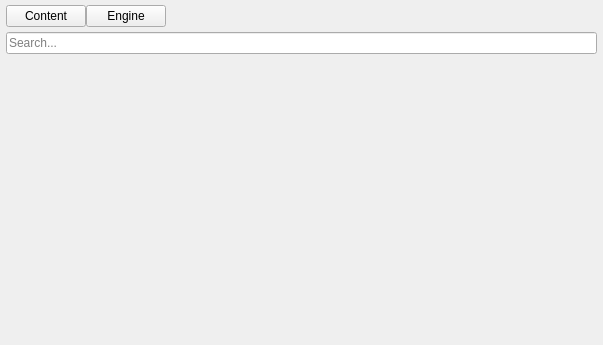
Old version of the form script/editor/_ui_/content_browser_dock_widget.ui in the repository hellokenlee/NeneEngine2.
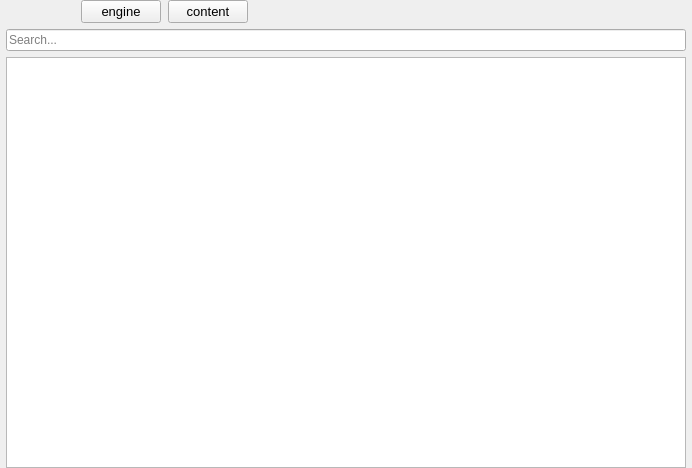
New version of the form. Icons and pictures are not drawn.

```diff
--- a/script/editor/_ui_/content_browser_dock_widget.ui
+++ b/script/editor/_ui_/content_browser_dock_widget.ui
@@ -6,8 +6,8 @@
    <rect>
     <x>0</x>
     <y>0</y>
-    <width>603</width>
-    <height>345</height>
+    <width>692</width>
+    <height>468</height>
    </rect>
   </property>
   <property name="windowTitle">
@@ -16,7 +16,7 @@
   <widget class="QWidget" name="dockWidgetContents">
    <layout class="QVBoxLayout" name="verticalLayout">
     <property name="spacing">
-     <number>0</number>
+     <number>6</number>
     </property>
     <property name="leftMargin">
      <number>6</number>
@@ -31,7 +31,7 @@
      <number>0</number>
     </property>
     <item>
-     <widget class="QWidget" name="pathWidget" native="true">
+     <widget class="QWidget" name="navigationWidget" native="true">
       <property name="maximumSize">
        <size>
         <width>16777215</width>
@@ -55,17 +55,174 @@
         <number>0</number>
        </property>
        <item>
-        <widget class="QPushButton" name="pushButton">
+        <widget class="QPushButton" name="backPushButton">
+         <property name="enabled">
+          <bool>true</bool>
+         </property>
+         <property name="maximumSize">
+          <size>
+           <width>16777215</width>
+           <height>28</height>
+          </size>
+         </property>
+         <property name="autoFillBackground">
+          <bool>false</bool>
+         </property>
+         <property name="styleSheet">
+          <string notr="true">QPushButton {
+    background: transparent;
+    border: none;
+}</string>
+         </property>
          <property name="text">
-          <string>Content</string>
+          <string/>
          </property>
+         <property name="icon">
+          <iconset>
+           <normaloff>icon/back_circle.png</normaloff>icon/back_circle.png</iconset>
+         </property>
+         <property name="iconSize">
+          <size>
+           <width>28</width>
+           <height>28</height>
+          </size>
+         </property>
+         <property name="flat">
+          <bool>true</bool>
+         </property>
         </widget>
        </item>
        <item>
-        <widget class="QPushButton" name="pushButton_2">
+        <widget class="QPushButton" name="forwardPushButton">
+         <property name="maximumSize">
+          <size>
+           <width>16777215</width>
+           <height>28</height>
+          </size>
+         </property>
+         <property name="autoFillBackground">
+          <bool>false</bool>
+         </property>
+         <property name="styleSheet">
+          <string notr="true">QPushButton {
+    background: transparent;
+    border: none;
+}</string>
+         </property>
          <property name="text">
-          <string>Engine</string>
+          <string/>
          </property>
+         <property name="icon">
+          <iconset>
+           <normaloff>icon/forward_circle.png</normaloff>icon/forward_circle.png</iconset>
+         </property>
+         <property name="iconSize">
+          <size>
+           <width>28</width>
+           <height>28</height>
+          </size>
+         </property>
+         <property name="flat">
+          <bool>false</bool>
+         </property>
+        </widget>
+       </item>
+       <item>
+        <widget class="QLabel" name="label">
+         <property name="maximumSize">
+          <size>
+           <width>28</width>
+           <height>28</height>
+          </size>
+         </property>
+         <property name="styleSheet">
+          <string notr="true">pixemap</string>
+         </property>
+         <property name="text">
+          <string/>
+         </property>
+         <property name="pixmap">
+          <pixmap>icon/folder_closed.png</pixmap>
+         </property>
+         <property name="scaledContents">
+          <bool>true</bool>
+         </property>
+        </widget>
+       </item>
+       <item>
+        <widget class="QWidget" name="pathWidget" native="true">
+         <layout class="QHBoxLayout" name="horizontalLayout">
+          <property name="spacing">
+           <number>0</number>
+          </property>
+          <property name="leftMargin">
+           <number>4</number>
+          </property>
+          <property name="topMargin">
+           <number>0</number>
+          </property>
+          <property name="rightMargin">
+           <number>0</number>
+          </property>
+          <property name="bottomMargin">
+           <number>0</number>
+          </property>
+          <item>
+           <widget class="QPushButton" name="pushButton_2">
+            <property name="maximumSize">
+             <size>
+              <width>16777215</width>
+              <height>28</height>
+             </size>
+            </property>
+            <property name="font">
+             <font>
+              <pointsize>10</pointsize>
+             </font>
+            </property>
+            <property name="text">
+             <string>engine</string>
+            </property>
+           </widget>
+          </item>
+          <item>
+           <widget class="QLabel" name="label_2">
+            <property name="maximumSize">
+             <size>
+              <width>28</width>
+              <height>28</height>
+             </size>
+            </property>
+            <property name="text">
+             <string/>
+            </property>
+            <property name="pixmap">
+             <pixmap>icon/path_seperator.png</pixmap>
+            </property>
+            <property name="scaledContents">
+             <bool>true</bool>
+            </property>
+           </widget>
+          </item>
+          <item>
+           <widget class="QPushButton" name="pushButton">
+            <property name="maximumSize">
+             <size>
+              <width>16777215</width>
+              <height>28</height>
+             </size>
+            </property>
+            <property name="font">
+             <font>
+              <pointsize>10</pointsize>
+             </font>
+            </property>
+            <property name="text">
+             <string>content</string>
+            </property>
+           </widget>
+          </item>
+         </layout>
         </widget>
        </item>
        <item>
@@ -95,7 +252,56 @@
      </widget>
     </item>
     <item>
-     <widget class="QWidget" name="ContentWidget" native="true"/>
+     <widget class="QWidget" name="contentWidget" native="true">
+      <property name="enabled">
+       <bool>true</bool>
+      </property>
+      <property name="layoutDirection">
+       <enum>Qt::LayoutDirection::LeftToRight</enum>
+      </property>
+      <layout class="QVBoxLayout" name="verticalLayout_2">
+       <property name="spacing">
+        <number>0</number>
+       </property>
+       <property name="leftMargin">
+        <number>0</number>
+       </property>
+       <property name="topMargin">
+        <number>0</number>
+       </property>
+       <property name="rightMargin">
+        <number>0</number>
+       </property>
+       <property name="bottomMargin">
+        <number>0</number>
+       </property>
+       <item>
+        <widget class="QListWidget" name="contentListWidget">
+         <property name="iconSize">
+          <size>
+           <width>80</width>
+           <height>80</height>
+          </size>
+         </property>
+         <property name="resizeMode">
+          <enum>QListView::ResizeMode::Adjust</enum>
+         </property>
+         <property name="spacing">
+          <number>10</number>
+         </property>
+         <property name="gridSize">
+          <size>
+           <width>90</width>
+           <height>90</height>
+          </size>
+         </property>
+         <property name="viewMode">
+          <enum>QListView::ViewMode::IconMode</enum>
+         </property>
+        </widget>
+       </item>
+      </layout>
+     </widget>
     </item>
    </layout>
   </widget>
```
